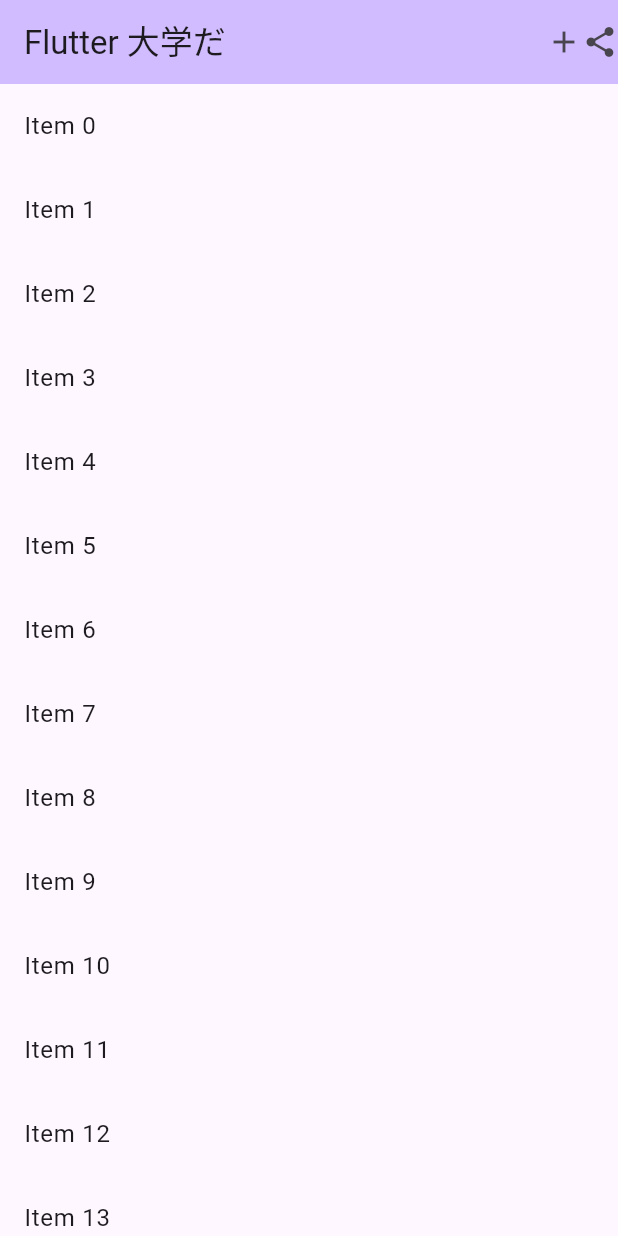
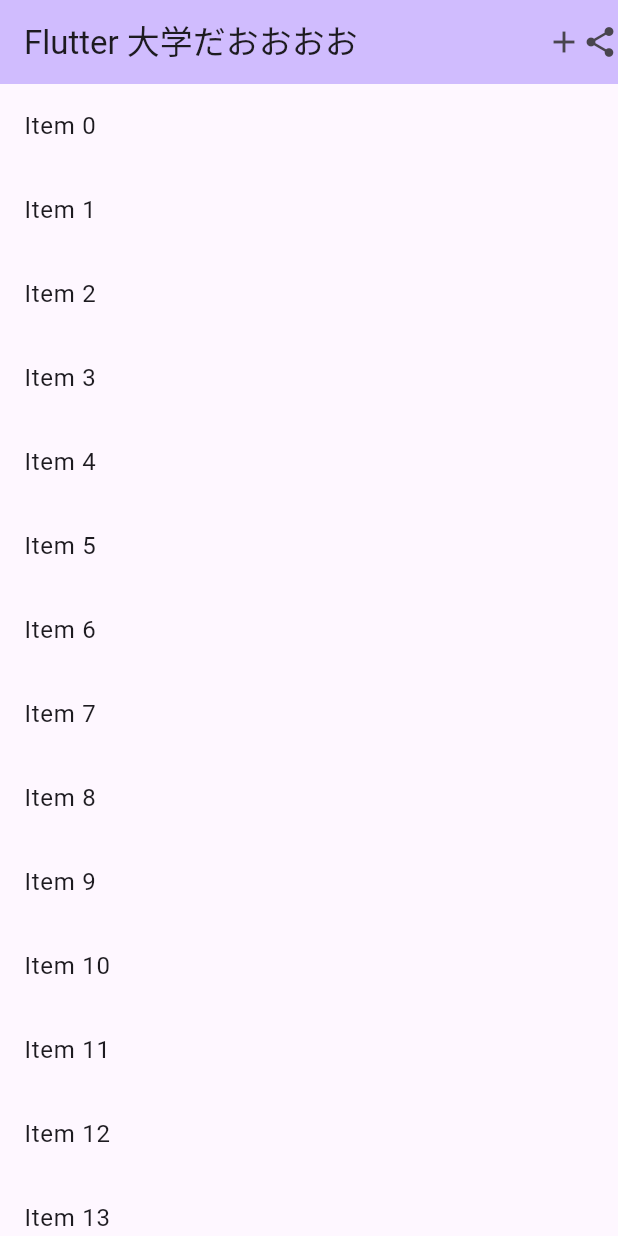
Before and after one commit to shokiiwashita/test, a Flutter app: the screen it shows after launch, on a phone screen of 412 x 824 dp. Run offline on Flutter 3.47's test engine with Material 2 defaults, Android fonts, the phone set to English and light mode, and no system bars; missing offline and left inert: dart:ffi.

Commit message:
titlechenge

```diff
--- a/lib/main.dart
+++ b/lib/main.dart
@@ -19,7 +19,7 @@
             seedColor: const Color.fromARGB(255, 110, 34, 240)),
         useMaterial3: true,
       ),
-      home: const MyHomePage(title: 'Flutter 大学だ'),
+      home: const MyHomePage(title: 'Flutter 大学だおおおお'),
     );
   }
 }
```
